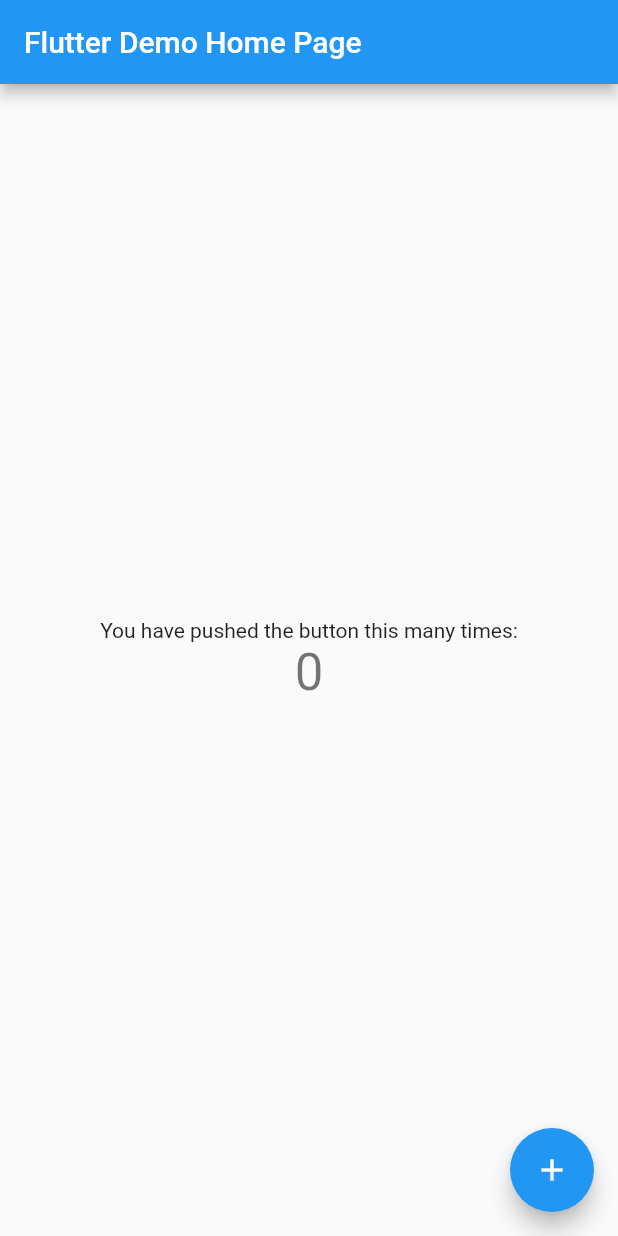
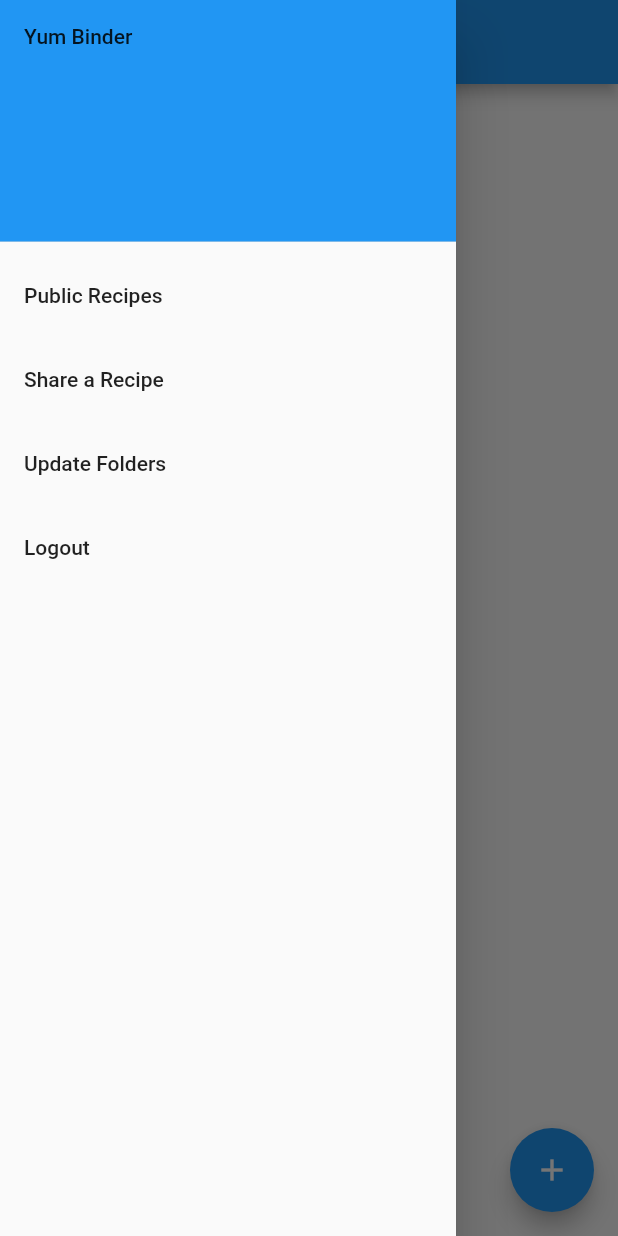
Before and after one commit to kbigelow26/MobileProject, a Flutter app: the screen it shows after launch, with the side drawer open (before the commit the screen has no drawer), on a phone screen of 412 x 824 dp. Run offline on Flutter 3.47's test engine with Material 2 defaults, Android fonts, the phone set to English and light mode, and no system bars.

Commit message:
Added HomePage

```diff
--- a/cookbook_app/lib/main.dart
+++ b/cookbook_app/lib/main.dart
@@ -1,4 +1,5 @@
 import 'package:flutter/material.dart';
+import 'dart:developer';
 
 void main() {
   runApp(MyApp());
@@ -22,9 +23,10 @@ class MyApp extends StatelessWidget {
         // is not restarted.
         primarySwatch: Colors.blue,
       ),
-      home: MyHomePage(title: 'Flutter Demo Home Page'),
+      home: MyHomePage(title: 'Yum Binder'),
     );
   }
+
 }
 
 class MyHomePage extends StatefulWidget {
@@ -46,17 +48,27 @@ class MyHomePage extends StatefulWidget {
 }
 
 class _MyHomePageState extends State<MyHomePage> {
-  int _counter = 0;
+  void printTest(){
+    log(' Go to create recipe?');
+  }
 
-  void _incrementCounter() {
-    setState(() {
-      // This call to setState tells the Flutter framework that something has
-      // changed in this State, which causes it to rerun the build method below
-      // so that the display can reflect the updated values. If we changed
-      // _counter without calling setState(), then the build method would not be
-      // called again, and so nothing would appear to happen.
-      _counter++;
-    });
+  Widget getListView() {
+    return ListView(
+      children: <Widget>[
+        ListTile(
+          leading: Icon(Icons.folder),
+          title: Text('Dessert'),
+        ),
+        ListTile(
+          leading: Icon(Icons.folder),
+          title: Text('Breakfast'),
+        ),
+        ListTile(
+          leading: Icon(Icons.circle),
+          title: Text('Steak'),
+        ),
+      ],
+    );
   }
 
   @override
@@ -76,38 +88,61 @@ class _MyHomePageState extends State<MyHomePage> {
       body: Center(
         // Center is a layout widget. It takes a single child and positions it
         // in the middle of the parent.
-        child: Column(
-          // Column is also a layout widget. It takes a list of children and
-          // arranges them vertically. By default, it sizes itself to fit its
-          // children horizontally, and tries to be as tall as its parent.
-          //
-          // Invoke "debug painting" (press "p" in the console, choose the
-          // "Toggle Debug Paint" action from the Flutter Inspector in Android
-          // Studio, or the "Toggle Debug Paint" command in Visual Studio Code)
-          // to see the wireframe for each widget.
-          //
-          // Column has various properties to control how it sizes itself and
-          // how it positions its children. Here we use mainAxisAlignment to
-          // center the children vertically; the main axis here is the vertical
-          // axis because Columns are vertical (the cross axis would be
-          // horizontal).
-          mainAxisAlignment: MainAxisAlignment.center,
+        child: getListView(),
+      ),
+      drawer: Drawer(  // Add a ListView to the drawer. This ensures the user can scroll
+        // through the options in the drawer if there isn't enough vertical
+        // space to fit everything.
+        child: ListView(
+          // Important: Remove any padding from the ListView.
+          padding: EdgeInsets.zero,
           children: <Widget>[
-            Text(
-              'You have pushed the button this many times:',
+            DrawerHeader(
+              child: Text('Yum Binder'),
+              decoration: BoxDecoration(
+                color: Colors.blue,
+              ),
             ),
-            Text(
-              '$_counter',
-              style: Theme.of(context).textTheme.headline4,
+            ListTile(
+              title: Text('Public Recipes'),
+              onTap: () {
+                // Update the state of the app.
+                // ...
+              },
+            ),
+            ListTile(
+              title: Text('Share a Recipe'),
+              onTap: () {
+                // Update the state of the app.
+                // ...
+              },
+            ),
+            ListTile(
+              title: Text('Update Folders'),
+              onTap: () {
+                // Update the state of the app.
+                // ...
+              },
+            ),
+            ListTile(
+              title: Text('Logout'),
+              onTap: () {
+                // Update the state of the app.
+                // ...
+              },
             ),
           ],
         ),
       ),
       floatingActionButton: FloatingActionButton(
-        onPressed: _incrementCounter,
+        onPressed: printTest,
         tooltip: 'Increment',
         child: Icon(Icons.add),
       ), // This trailing comma makes auto-formatting nicer for build methods.
     );
+
+
+
+
   }
 }
```
